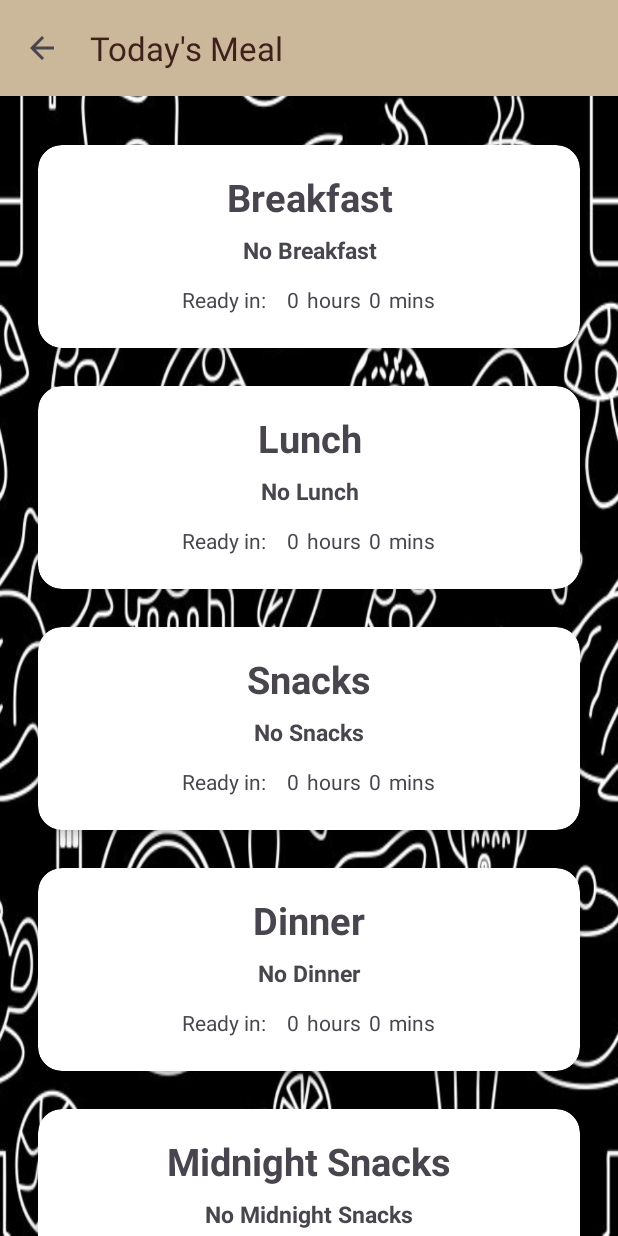
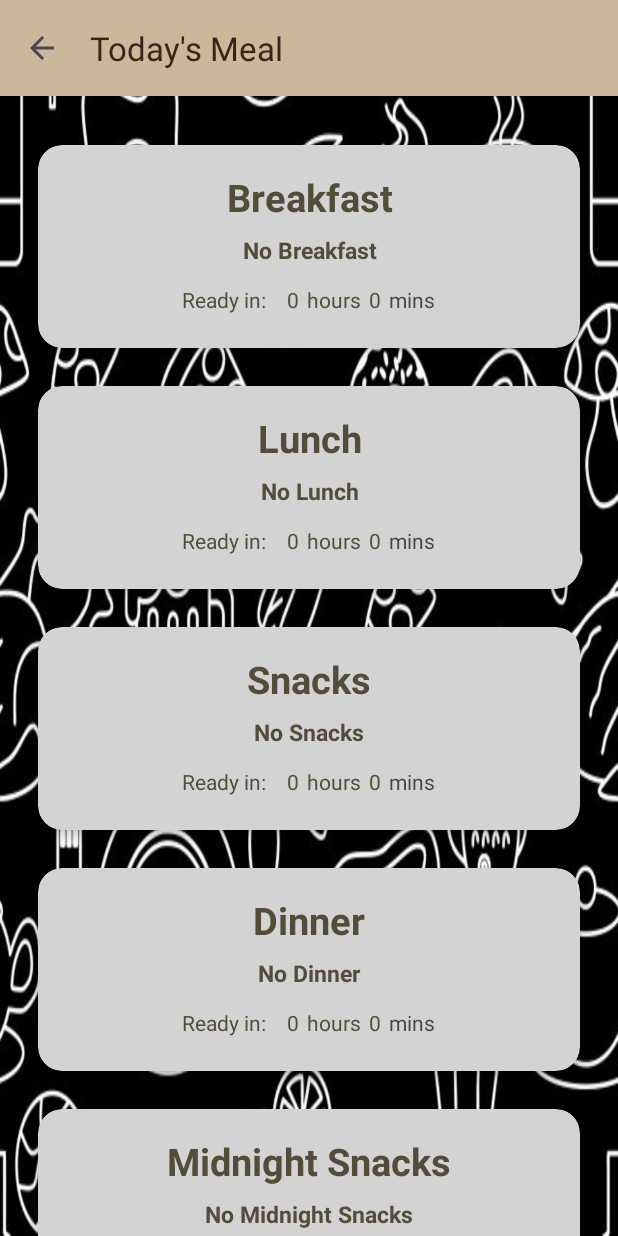
Before and after one commit to saoirse-raelli/CC106_3A_grp2, an Android app: the TodayActivity screen opened directly, with no data from a screen before it, on a phone screen of 412 x 824 dp. Run offline under Robolectric (Android 15) with nearby library versions, the phone set to English and light mode, and no system bars.

Commit message:
color change epek, about scroll done

```diff
--- a/PrepMate/app/src/main/java/com/example/prepmate/TodayAdapter.java
+++ b/PrepMate/app/src/main/java/com/example/prepmate/TodayAdapter.java
@@ -2,12 +2,14 @@ package com.example.prepmate;
 
 import android.content.Context;
 import android.content.Intent;
+import android.graphics.Color;
 import android.view.LayoutInflater;
 import android.view.View;
 import android.view.ViewGroup;
 import android.widget.TextView;
 
 import androidx.annotation.NonNull;
+import androidx.cardview.widget.CardView;
 import androidx.recyclerview.widget.RecyclerView;
 
 import com.example.prepmate.R;
@@ -37,12 +39,21 @@ public class TodayAdapter extends RecyclerView.Adapter<TodayAdapter.RecipeViewHo
     @Override
     public void onBindViewHolder(@NonNull RecipeViewHolder holder, int position) {
         RecipeCalendar recipe = recipes.get(position);
+
+        // Set the text for each TextView
         holder.titleTextView.setText(recipe.getTitle());
         holder.hoursTextView.setText(String.valueOf(recipe.getHours()));
         holder.minutesTextView.setText(String.valueOf(recipe.getMinutes()));
         holder.categoryTextView.setText(recipe.getCategory());
 
-        // Handle item click if needed
+        // Change the CardView color if the recipe is invalid (ID = -1)
+        if (recipe.getId() == -1) {
+            holder.cardView.setCardBackgroundColor(Color.parseColor("#D3D3D3")); // Set the CardView color to red
+        } else {
+            holder.cardView.setCardBackgroundColor(Color.GREEN); // Reset to transparent if valid
+        }
+
+        // Handle item click
         holder.itemView.setOnClickListener(view -> {
             Context context = view.getContext();
             Intent intent;
@@ -84,6 +95,7 @@ public class TodayAdapter extends RecyclerView.Adapter<TodayAdapter.RecipeViewHo
         TextView hoursTextView;
         TextView minutesTextView;
         TextView categoryTextView;
+        CardView cardView; // Reference to CardView
 
         RecipeViewHolder(View itemView) {
             super(itemView);
@@ -91,6 +103,7 @@ public class TodayAdapter extends RecyclerView.Adapter<TodayAdapter.RecipeViewHo
             hoursTextView = itemView.findViewById(R.id.hours);
             minutesTextView = itemView.findViewById(R.id.minutes);
             categoryTextView = itemView.findViewById(R.id.category);
+            cardView = itemView.findViewById(R.id.cardView); // Initialize CardView
         }
     }
 }
--- a/PrepMate/app/src/main/res/layout/activity_about_prep_mate.xml
+++ b/PrepMate/app/src/main/res/layout/activity_about_prep_mate.xml
@@ -47,13 +47,16 @@
         android:gravity="center"
         android:layout_gravity="center_horizontal"/>
 
-    <!-- Add this inside your activity or fragment layout -->
     <androidx.cardview.widget.CardView
         android:layout_width="match_parent"
         android:layout_height="wrap_content"
         android:layout_margin="36dp"
         app:cardElevation="4dp"
         app:cardCornerRadius="18dp">
+
+        <android.widget.ScrollView
+            android:layout_width="match_parent"
+            android:layout_height="match_parent">
 
             <TextView
                 android:layout_width="wrap_content"
@@ -64,6 +67,9 @@
                 android:gravity="center"
                 android:layout_gravity="center_horizontal"
                 android:layout_marginBottom="8dp" />
+
+        </android.widget.ScrollView>
+
     </androidx.cardview.widget.CardView>
 
 
--- a/PrepMate/app/src/main/res/layout/today_item.xml
+++ b/PrepMate/app/src/main/res/layout/today_item.xml
@@ -8,6 +8,7 @@
 
     <!-- CardView for meal item -->
     <androidx.cardview.widget.CardView
+        android:id="@+id/cardView"
         android:layout_width="match_parent"
         android:layout_height="wrap_content"
         android:layout_marginStart="15dp"
@@ -35,6 +36,7 @@
                     android:layout_height="wrap_content"
                     android:textAlignment="center"
                     android:textSize="25dp"
+                    android:textColor="@color/suave"
                     android:textStyle="bold"
                     android:text="Category"/>
 
@@ -45,6 +47,7 @@
                     android:layout_height="wrap_content"
                     android:padding="7dp"
                     android:text="Recipe Title"
+                    android:textColor="@color/suave"
                     android:textAlignment="center"
                     android:textSize="15sp"
                     android:textStyle="bold"/>
@@ -61,7 +64,7 @@
                         android:layout_width="wrap_content"
                         android:layout_height="wrap_content"
                         android:layout_marginEnd="5dp"
-
+                        android:textColor="@color/suave"
                         android:text="Ready in: "/>
 
                     <TextView
@@ -69,12 +72,14 @@
                         android:layout_marginStart="5dp"
                         android:layout_width="wrap_content"
                         android:layout_height="wrap_content"
+                        android:textColor="@color/suave"
                         android:text="0"/>
 
                     <TextView
                         android:layout_marginStart="5dp"
                         android:layout_width="wrap_content"
                         android:layout_height="wrap_content"
+                        android:textColor="@color/suave"
                         android:text="hours"/>
 
                     <TextView
@@ -82,6 +87,7 @@
                         android:layout_marginStart="5dp"
                         android:layout_width="wrap_content"
                         android:layout_height="wrap_content"
+                        android:textColor="@color/suave"
                         android:text="0"/>
 
                     <TextView
```
Lines whose indentation alone changed are shown as unchanged.
